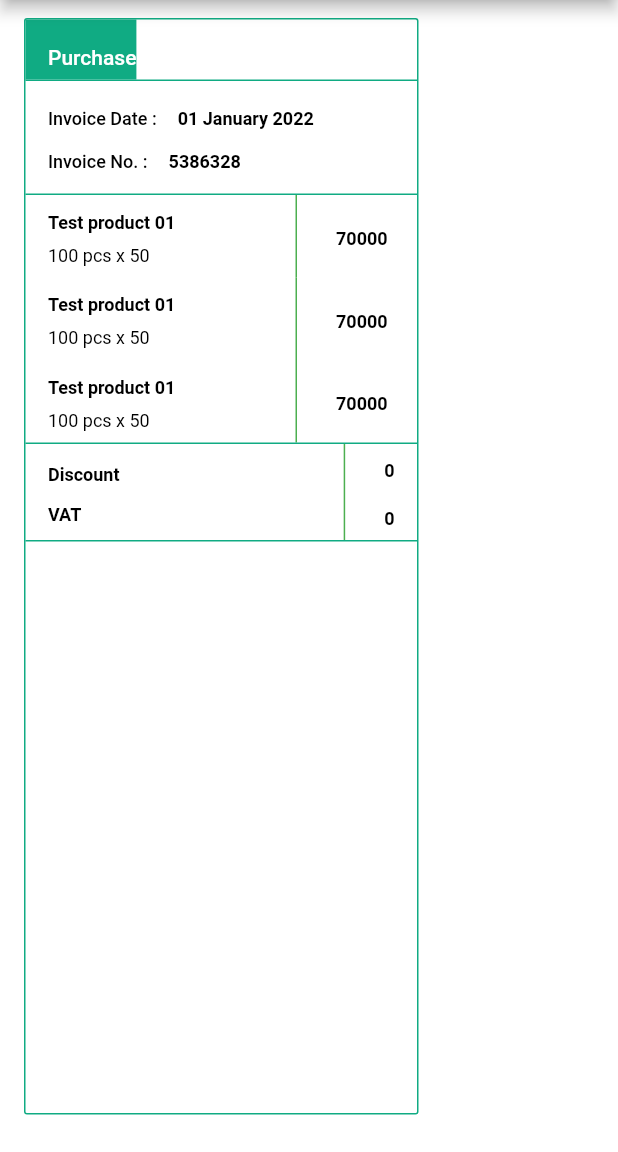
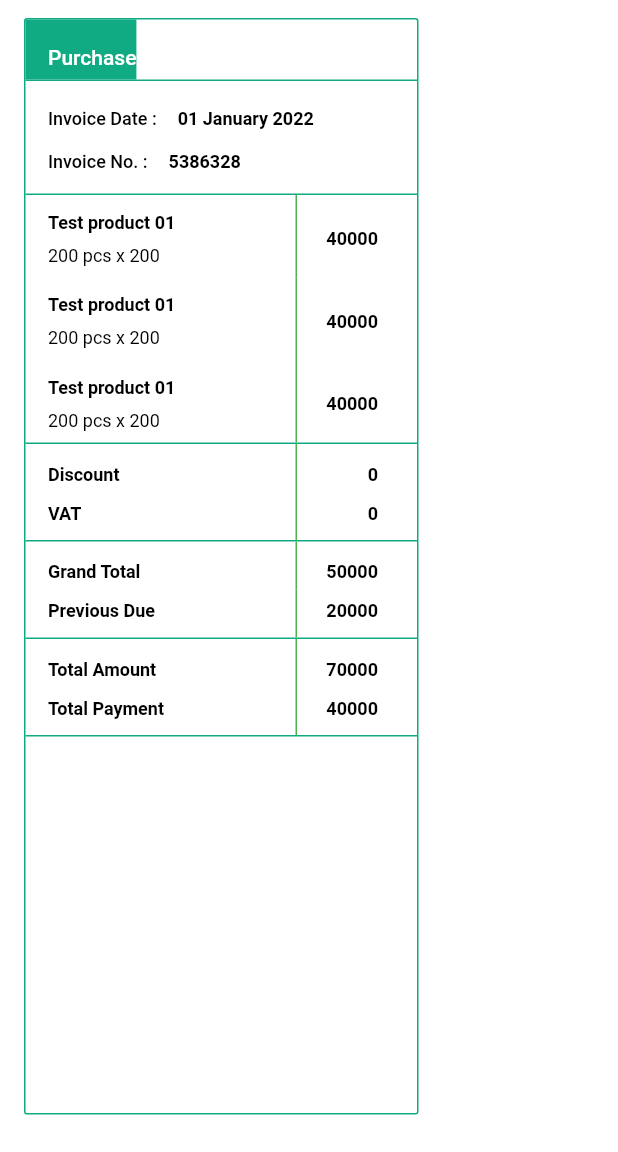
Before and after one commit to OmarFaruk-BD/company_app_design, a Flutter app: the screen it shows after launch, on a phone screen of 412 x 824 dp, the part 84-1236 px from its top. Run offline on Flutter 3.47's test engine with Material 2 defaults, Android fonts, the phone set to English and light mode, and no system bars.

Commit message:
Create transaction details box and product details constructor

```diff
--- a/lib/main.dart
+++ b/lib/main.dart
@@ -11,6 +11,7 @@ class MyApp extends StatelessWidget {
   @override
   Widget build(BuildContext context) {
     return MaterialApp(
+      debugShowCheckedModeBanner: false,
       home: TableDataPage(),
     );
   }
--- a/lib/table_data/screens/table_data_page.dart
+++ b/lib/table_data/screens/table_data_page.dart
@@ -26,7 +26,7 @@ class TableDataPage extends StatelessWidget {
   AppBar _buildAppBar() {
     return AppBar(
       backgroundColor: const Color(0xFF10AB83),
-      bottomOpacity: 0,
+      elevation: 0,
       centerTitle: true,
       title: const Text(
         'Table Data',
@@ -67,14 +67,37 @@ class TableDataPage extends StatelessWidget {
                 children: [
                   TransactionHeader(),
                   InvoiceBox(),
-                  ProductDetails(),
-                  ProductDetails(),
-                  ProductDetails(),
+                  Container(
+                    decoration: const BoxDecoration(
+                      border: Border(
+                        bottom: BorderSide(color: Color(0xFF10AB83)),
+                      ),
+                    ),
+                    child: Column(
+                      children: [
+                        ProductDetails(),
+                        ProductDetails(),
+                        ProductDetails(),
+                      ],
+                    ),
+                  ),
                   TransactionDoubleItemBox(
                     firstItemName: 'Discount',
                     firstItemAmount: '0',
                     secondItemName: 'VAT',
                     secondItemAmount: '0',
+                  ),
+                  TransactionDoubleItemBox(
+                    firstItemName: 'Grand Total',
+                    firstItemAmount: '50000',
+                    secondItemName: 'Previous Due',
+                    secondItemAmount: '20000',
+                  ),
+                  TransactionDoubleItemBox(
+                    firstItemName: 'Total Amount',
+                    firstItemAmount: '70000',
+                    secondItemName: 'Total Payment',
+                    secondItemAmount: '40000',
                   ),
                 ],
               ),
--- a/lib/table_data/widgets/product_details.dart
+++ b/lib/table_data/widgets/product_details.dart
@@ -3,7 +3,16 @@ import 'package:flutter/material.dart';
 class ProductDetails extends StatelessWidget {
   const ProductDetails({
     Key? key,
+    this.productName = 'Test product 01',
+    this.pcsCount = '200',
+    this.countNumber = '200',
+    this.amount = '40000',
   }) : super(key: key);
+
+  final String productName;
+  final String pcsCount;
+  final String countNumber;
+  final String amount;
 
   @override
   Widget build(BuildContext context) {
@@ -12,20 +21,20 @@ class ProductDetails extends StatelessWidget {
         const SizedBox(width: 15),
         Column(
           crossAxisAlignment: CrossAxisAlignment.start,
-          children: const [
+          children: [
             Text(
-              'Test product 01',
-              style: TextStyle(
+              productName,
+              style: const TextStyle(
                 fontSize: 12,
                 color: Colors.black,
                 fontWeight: FontWeight.w600,
                 height: 1.8,
               ),
             ),
-            SizedBox(width: 4),
+            const SizedBox(width: 4),
             Text(
-              '100 pcs x 50',
-              style: TextStyle(
+              '$pcsCount pcs x $countNumber',
+              style: const TextStyle(
                 fontSize: 12,
                 color: Colors.black,
                 fontWeight: FontWeight.w400,
@@ -40,19 +49,22 @@ class ProductDetails extends StatelessWidget {
           height: 55,
           width: 1,
         ),
-        const SizedBox(
+        SizedBox(
           width: 80,
-          child: Padding(
-            padding: EdgeInsets.only(left: 26),
-            child: Text(
-              '70000',
-              style: TextStyle(
-                fontSize: 12,
-                color: Colors.black,
-                fontWeight: FontWeight.w600,
-                height: 1.8,
+          child: Row(
+            mainAxisAlignment: MainAxisAlignment.end,
+            children: [
+              Text(
+                amount,
+                style: const TextStyle(
+                  fontSize: 12,
+                  color: Colors.black,
+                  fontWeight: FontWeight.w600,
+                  height: 1.8,
+                ),
               ),
-            ),
+              const SizedBox(width: 26),
+            ],
           ),
         ),
       ],
--- a/lib/table_data/widgets/transaction_details_box.dart
+++ b/lib/table_data/widgets/transaction_details_box.dart
@@ -19,7 +19,6 @@ class TransactionDoubleItemBox extends StatelessWidget {
     return Container(
       decoration: const BoxDecoration(
         border: Border(
-          top: BorderSide(color: Color(0xFF10AB83)),
           bottom: BorderSide(color: Color(0xFF10AB83)),
         ),
       ),
@@ -46,8 +45,13 @@ class TransactionDoubleItemBox extends StatelessWidget {
                 height: 32,
                 width: 1,
               ),
+              SizedBox(
+                width: 80,
+                child: Row(
+                  mainAxisAlignment: MainAxisAlignment.end,
+                  children: [
                     Padding(
-                padding: const EdgeInsets.only(left: 26, right: 15),
+                      padding: const EdgeInsets.only(top: 5),
                       child: Text(
                         firstItemAmount,
                         style: const TextStyle(
@@ -58,13 +62,17 @@ class TransactionDoubleItemBox extends StatelessWidget {
                         ),
                       ),
                     ),
+                    const SizedBox(width: 26),
+                  ],
+                ),
+              ),
             ],
           ),
           Row(
             children: [
               const SizedBox(width: 15),
               Padding(
-                padding: const EdgeInsets.only(bottom: 5),
+                padding: const EdgeInsets.only(bottom: 7),
                 child: Text(
                   secondItemName,
                   style: const TextStyle(
@@ -81,8 +89,13 @@ class TransactionDoubleItemBox extends StatelessWidget {
                 height: 32,
                 width: 1,
               ),
+              SizedBox(
+                width: 80,
+                child: Row(
+                  mainAxisAlignment: MainAxisAlignment.end,
+                  children: [
                     Padding(
-                padding: const EdgeInsets.only(left: 26, right: 15),
+                      padding: const EdgeInsets.only(bottom: 7),
                       child: Text(
                         secondItemAmount,
                         style: const TextStyle(
@@ -93,6 +106,10 @@ class TransactionDoubleItemBox extends StatelessWidget {
                         ),
                       ),
                     ),
+                    const SizedBox(width: 26),
+                  ],
+                ),
+              ),
             ],
           ),
         ],
```
Lines whose indentation alone changed are shown as unchanged.
